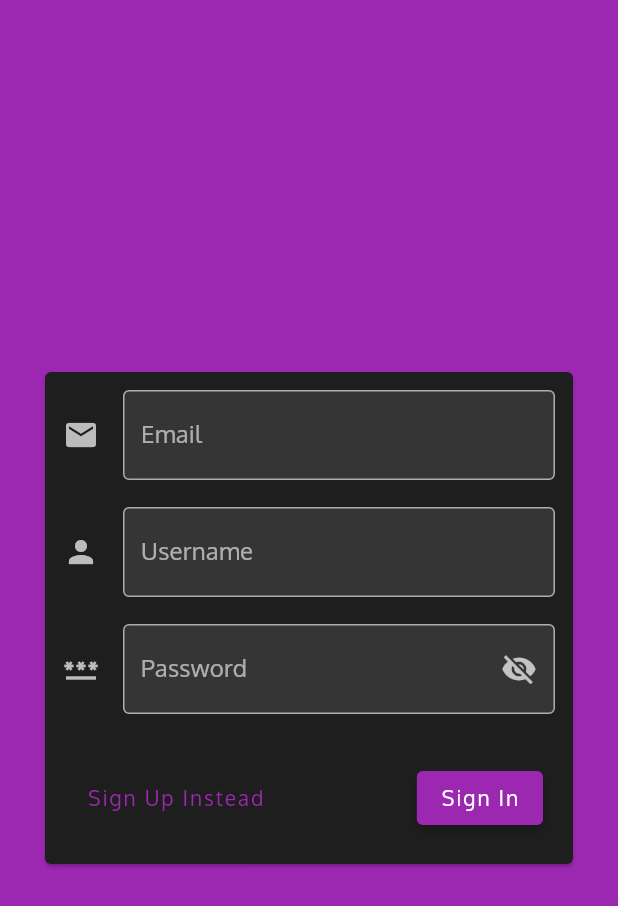
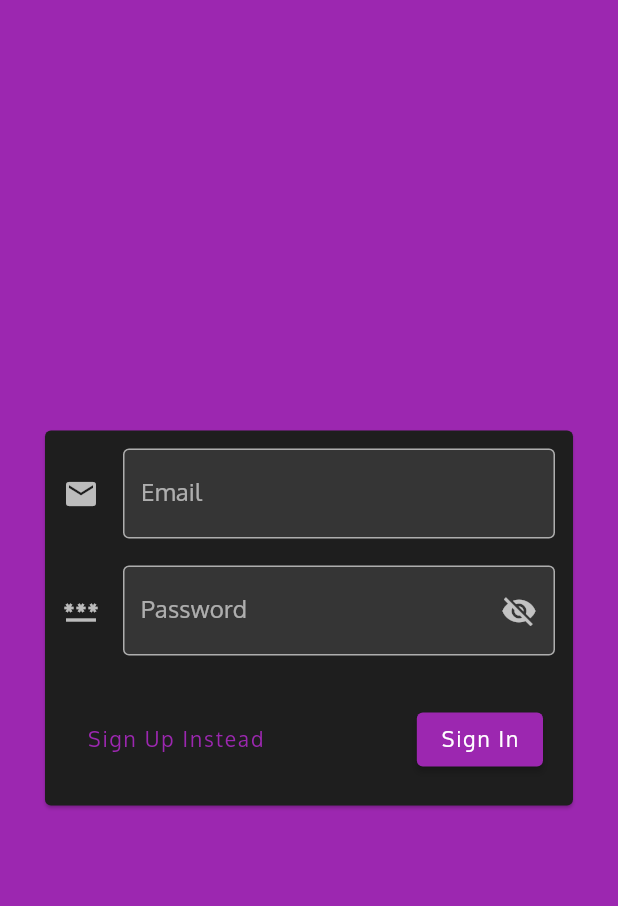
Before and after one commit to daviditco4/chat-app, a Flutter app: the screen it shows after launch, on a phone screen of 412 x 824 dp. Shown: the top 906 px of the screen. Run offline on Flutter 3.47's test engine with Material 2 defaults, Android fonts, the light colour scheme and no system bars; our stand-ins replace cloud_firestore; accounts and stored records are empty.

Commit message:
Hide the username form field when the auth mode is set to signin

```diff
--- a/lib/widgets/auth/auth_fields_column.dart
+++ b/lib/widgets/auth/auth_fields_column.dart
@@ -32,24 +32,41 @@ class _AuthFieldsColumnState extends State<AuthFieldsColumn> {
   );
 
   final _passwordController = TextEditingController();
-  final _confirmPwordFocusNode = FocusNode();
 
   @override
   void dispose() {
     _passwordController.dispose();
-    _confirmPwordFocusNode.dispose();
     super.dispose();
+  }
+
+  Widget _buildAnimatedChildVisibleOnCondition({
+    required bool condition,
+    required Widget child,
+    SizedBox topVerticalSpace = const SizedBox(),
+  }) {
+    return AnimatedCrossFade(
+      duration: const Duration(milliseconds: 300),
+      sizeCurve: Curves.ease,
+      alignment: Alignment.bottomCenter,
+      crossFadeState:
+          condition ? CrossFadeState.showSecond : CrossFadeState.showFirst,
+      firstChild: Container(),
+      secondChild: Column(
+        mainAxisSize: MainAxisSize.min,
+        children: [topVerticalSpace, if (condition) child],
+      ),
+    );
   }
 
   @override
   Widget build(BuildContext context) {
-    final theme = Theme.of(context);
+    final th = Theme.of(context);
     const verticalSpace = SizedBox(height: 18.0);
     final sgninMode = (widget.authMode == AuthMode.signin);
 
     return Theme(
-      data: theme.copyWith(
-        colorScheme: theme.colorScheme.copyWith(primary: theme.accentColor),
+      data: th.copyWith(
+        colorScheme: th.colorScheme.copyWith(primary: th.colorScheme.secondary),
       ),
       child: Column(
         mainAxisSize: MainAxisSize.min,
@@ -67,14 +84,18 @@ class _AuthFieldsColumnState extends State<AuthFieldsColumn> {
               labelText: 'Email',
             ),
           ),
-          verticalSpace,
-          TextFormField(
+          _buildAnimatedChildVisibleOnCondition(
+            condition: !sgninMode,
+            topVerticalSpace: verticalSpace,
+            child: TextFormField(
               textInputAction: TextInputAction.next,
-            validator: (value) {
-              if (value == null || value.length < 8 || value.length > 20) {
-                return 'The username must have between 8 and 20 '
-                    'characters in total.';
-              } else if (!_usernameRegExp.hasMatch(value)) {
+              validator: (val) {
+                if (sgninMode) {
+                  return null;
+                } else if (val == null || val.length < 8 || val.length > 20) {
+                  return 'The username must have between 8 and 20 characters '
+                      'in total.';
+                } else if (!_usernameRegExp.hasMatch(val)) {
                   return 'The username must only contain letters, numbers '
                       'or single dots/underscores in between.';
                 }
@@ -86,34 +107,23 @@ class _AuthFieldsColumnState extends State<AuthFieldsColumn> {
                 labelText: 'Username',
               ),
             ),
+          ),
           verticalSpace,
           PasswordFormField(
             controller: sgninMode ? null : _passwordController,
             onSubmitted: sgninMode ? widget.onSubmitted : null,
             onSaved: sgninMode ? widget.onPasswordSaved : null,
           ),
-          AnimatedCrossFade(
-            duration: const Duration(milliseconds: 300),
-            sizeCurve: Curves.ease,
-            alignment: Alignment.bottomCenter,
-            crossFadeState: sgninMode
-                ? CrossFadeState.showFirst
-                : CrossFadeState.showSecond,
-            firstChild: Container(),
-            secondChild: Column(
-              mainAxisSize: MainAxisSize.min,
-              children: [
-                verticalSpace,
-                ConfirmPasswordFormField(
-                  focusNode: _confirmPwordFocusNode,
-                  validator: (v) {
-                    if (sgninMode || v == _passwordController.text) return null;
+          _buildAnimatedChildVisibleOnCondition(
+            condition: !sgninMode,
+            topVerticalSpace: verticalSpace,
+            child: ConfirmPasswordFormField(
+              validator: (value) {
+                if (sgninMode || value == _passwordController.text) return null;
                 return 'Passwords do not match.';
               },
               onFieldSubmitted: widget.onSubmitted,
               onSaved: widget.onPasswordSaved,
-                ),
-              ],
             ),
           ),
         ],
```
Lines whose indentation alone changed are shown as unchanged.
